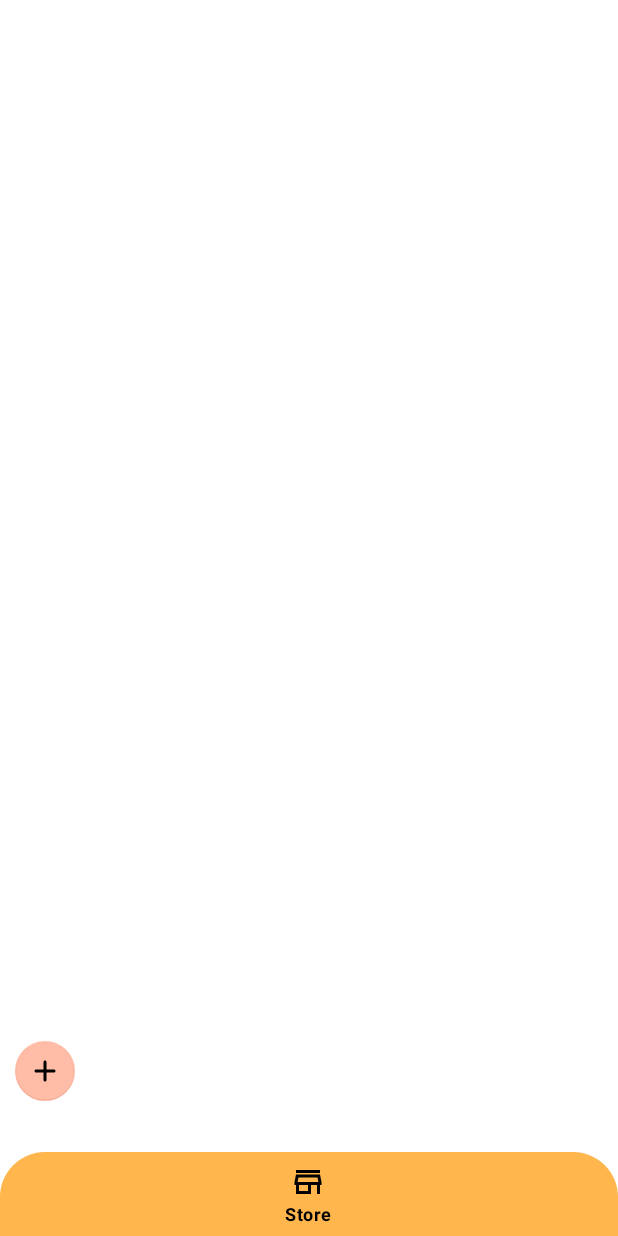
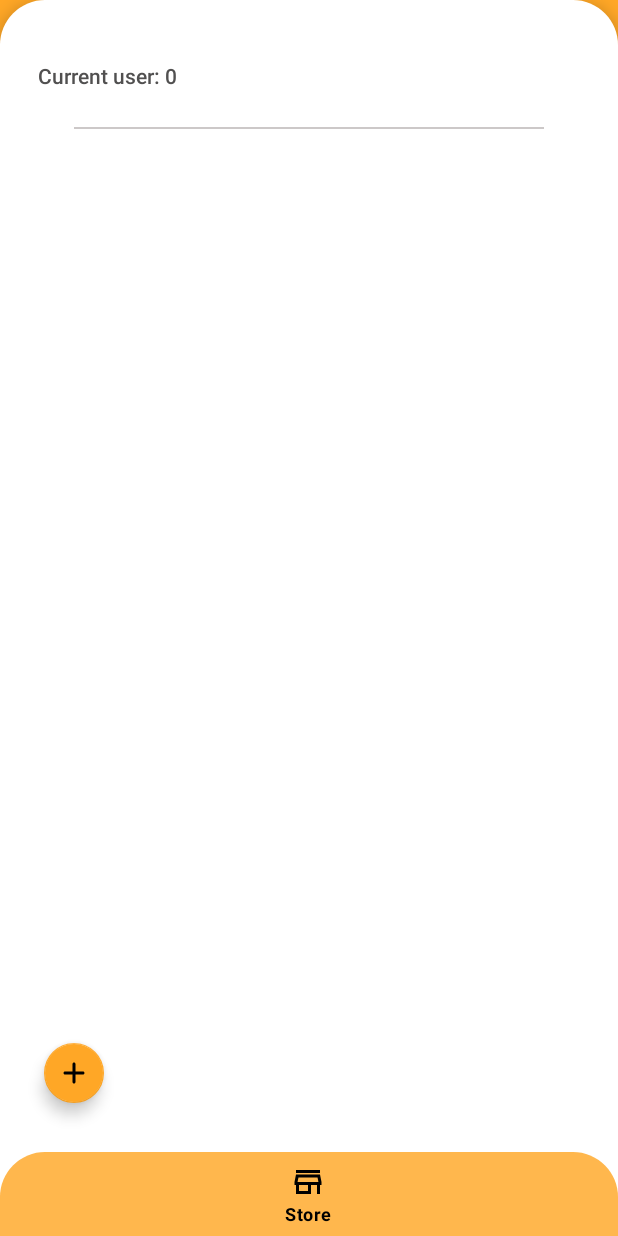
Before and after one commit to nhochamvui/CoffeeShop, an Android app: the fragment UserManagementFragment placed in its activity, on a phone screen of 412 x 824 dp. Run offline under Robolectric (Android 15) with nearby library versions, the phone set to English and light mode, and no system bars; our stand-ins replace Firebase (no records; nobody signed in at launch, a user with empty details on screens opened directly); pictures from the network do not load; 1 statement that could not run was skipped.

Commit message:
new style for user container!

```diff
--- a/app/src/main/java/com/example/coffeeshop/UserManagementFragment.java
+++ b/app/src/main/java/com/example/coffeeshop/UserManagementFragment.java
@@ -86,6 +86,7 @@ public class UserManagementFragment extends Fragment implements UserAdapter.OnCl
     private EditText editTextUserName;
     private EditText editTextPassword;
     private EditText editTextRole;
+    private TextView textViewCurrentUser;
     public UserManagementFragment() {
         // Required empty public constructor
     }
@@ -145,6 +146,7 @@ public class UserManagementFragment extends Fragment implements UserAdapter.OnCl
                     user = id.getValue(User.class);
                     userList.add(user);
                 }
+                textViewCurrentUser.setText("Current user: "+userList.size());
                 userAdapter.notifyDataSetChanged();
             }
             @Override
@@ -158,6 +160,7 @@ public class UserManagementFragment extends Fragment implements UserAdapter.OnCl
         recyclerView = v.findViewById(R.id.recyclerViewUserManagement);
         userList = new ArrayList<User>();
         floatingActionButtonAddUser = v.findViewById(R.id.floatingActionButtonAddUser);
+        textViewCurrentUser = v.findViewById(R.id.textViewCurrentUser);
         floatingActionButtonAddUser.setOnClickListener(new View.OnClickListener() {
             @Override
             public void onClick(View v) {
--- /dev/null
+++ b/app/src/main/res/drawable-v21/rounded_corner_for_fragment.xml
@@ -0,0 +1,7 @@
+<?xml version="1.0" encoding="utf-8"?>
+<shape xmlns:android="http://schemas.android.com/apk/res/android">
+    <solid android:color="#FFFFFF"></solid>
+    <corners
+        android:topLeftRadius="30dp"
+        android:topRightRadius="30dp"></corners>
+</shape>
--- a/app/src/main/res/layout/fragment_user_management.xml
+++ b/app/src/main/res/layout/fragment_user_management.xml
@@ -5,36 +5,78 @@
     android:layout_width="match_parent"
     android:layout_height="match_parent"
     tools:context=".UserManagementFragment">
+
+    <com.google.android.material.floatingactionbutton.FloatingActionButton
+        android:id="@+id/floatingActionButtonAddUser"
+        android:layout_width="wrap_content"
+        android:layout_height="wrap_content"
+        android:clickable="true"
+        android:src="@drawable/ic_round_add_2_24"
+        app:backgroundTint="#FFA726"
+        app:fabSize="mini"
+        app:layout_constraintBottom_toBottomOf="parent"
+        app:layout_constraintEnd_toEndOf="parent"
+        app:layout_constraintHorizontal_bias="0.07"
+        app:layout_constraintStart_toStartOf="parent"
+        app:layout_constraintTop_toTopOf="parent"
+        app:layout_constraintVertical_bias="0.96" />
+
     <androidx.coordinatorlayout.widget.CoordinatorLayout
+        android:id="@+id/coordinatorLayout2"
         android:layout_width="0dp"
         android:layout_height="0dp"
+        android:background="@color/colorPrimary"
         app:layout_constraintBottom_toBottomOf="parent"
         app:layout_constraintEnd_toEndOf="parent"
         app:layout_constraintStart_toStartOf="parent"
         app:layout_constraintTop_toTopOf="parent">
-    <androidx.recyclerview.widget.RecyclerView
-        android:id="@+id/recyclerViewUserManagement"
-        android:layout_width="match_parent"
-        android:layout_height="match_parent"
-        android:layout_marginStart="5dp"
-        android:layout_marginLeft="5dp"
-        android:layout_marginEnd="5dp"
-        android:layout_marginRight="5dp"
-        />
 
-        <com.google.android.material.floatingactionbutton.FloatingActionButton
-            android:id="@+id/floatingActionButtonAddUser"
-            android:layout_width="wrap_content"
-            android:layout_height="wrap_content"
-            android:layout_marginLeft="6dp"
-            android:layout_marginBottom="30dp"
-            android:clickable="true"
-            android:src="@drawable/ic_round_add_2_24"
-            app:backgroundTint="#92FF8A65"
-            app:elevation="0dp"
-            app:fabSize="mini"
-            app:layout_anchor="@id/recyclerViewUserManagement"
-            app:layout_anchorGravity="bottom"
-            app:layout_behavior="com.google.android.material.floatingactionbutton.FloatingActionButton$Behavior"></com.google.android.material.floatingactionbutton.FloatingActionButton>
+        <androidx.constraintlayout.widget.ConstraintLayout
+            android:id="@+id/constraintLayoutHeader"
+            android:layout_width="match_parent"
+            android:layout_height="match_parent"
+            android:background="@drawable/rounded_corner_for_fragment"
+            android:clipToPadding="true"
+            android:elevation="6dp">
+
+            <TextView
+                android:id="@+id/textViewCurrentUser"
+                android:layout_width="wrap_content"
+                android:layout_height="wrap_content"
+                android:fontFamily="sans-serif-medium"
+                android:text="User: 0"
+                android:textColor="#515050"
+                android:textSize="14sp"
+                app:layout_constraintBottom_toTopOf="@+id/linearLayoutHeaderDivider"
+                app:layout_constraintEnd_toEndOf="parent"
+                app:layout_constraintHorizontal_bias="0.08"
+                app:layout_constraintStart_toStartOf="parent"
+                app:layout_constraintTop_toTopOf="parent"
+                app:layout_constraintVertical_bias="0.62"></TextView>
+
+            <LinearLayout
+                android:id="@+id/linearLayoutHeaderDivider"
+                android:layout_width="313dp"
+                android:layout_height="1dp"
+                android:background="#CCC8C8"
+                android:orientation="vertical"
+                app:layout_constraintBottom_toBottomOf="parent"
+                app:layout_constraintEnd_toEndOf="parent"
+                app:layout_constraintStart_toStartOf="parent"
+                app:layout_constraintTop_toTopOf="parent"
+                app:layout_constraintVertical_bias="0.110000014"></LinearLayout>
+
+            <androidx.recyclerview.widget.RecyclerView
+                android:id="@+id/recyclerViewUserManagement"
+                android:layout_width="411dp"
+                android:layout_height="0dp"
+                app:layout_constraintBottom_toBottomOf="parent"
+                app:layout_constraintEnd_toEndOf="parent"
+                app:layout_constraintStart_toStartOf="parent"
+                app:layout_constraintTop_toBottomOf="@+id/linearLayoutHeaderDivider"
+                app:layout_constraintVertical_bias="1.0" />
+        </androidx.constraintlayout.widget.ConstraintLayout>
+
+
     </androidx.coordinatorlayout.widget.CoordinatorLayout>
 </androidx.constraintlayout.widget.ConstraintLayout>
--- a/app/src/main/res/layout/user_container_layout.xml
+++ b/app/src/main/res/layout/user_container_layout.xml
@@ -20,8 +20,8 @@
         android:background="#E2EFEE"
         app:cardBackgroundColor="#FFFFFF"
         app:cardCornerRadius="10dp"
-        app:cardElevation="6dp"
-        app:cardMaxElevation="6dp">
+        app:cardElevation="4dp"
+        app:cardMaxElevation="4dp">
 
         <androidx.constraintlayout.widget.ConstraintLayout
             android:layout_width="match_parent"
@@ -109,7 +109,7 @@
 
         android:background="@drawable/ic_baseline_account_circle_black_24"
         app:cardCornerRadius="50dp"
-        app:cardElevation="7dp"
+        app:cardElevation="6dp"
         app:cardPreventCornerOverlap="false"
         app:layout_anchor="@+id/coordinator"
         app:layout_anchorGravity="start|top"
```
